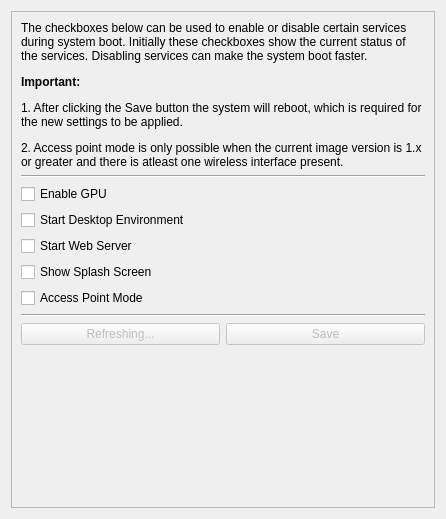
Tinkerforge/brickv, file src/brickv/plugin_system/plugins/red/ui/red_tab_settings_services.ui: the form before one commit.
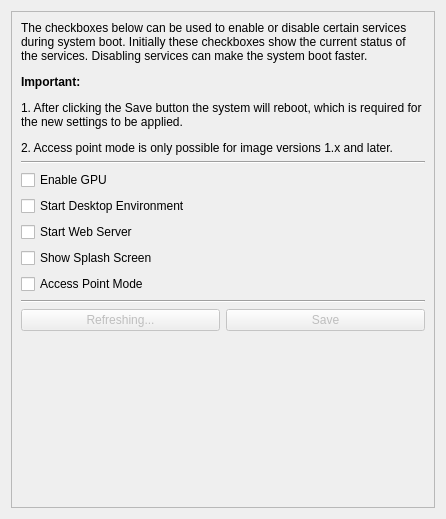
The form after the commit.

Commit message: red-brick: Access point feature GUI info label fixes and access point related script changes.

```diff
--- a/src/brickv/plugin_system/plugins/red/ui/red_tab_settings_services.ui
+++ b/src/brickv/plugin_system/plugins/red/ui/red_tab_settings_services.ui
@@ -62,7 +62,7 @@
          <item row="0" column="0">
           <widget class="QLabel" name="label_info">
            <property name="text">
-            <string>&lt;html&gt;&lt;head/&gt;&lt;body&gt;&lt;p&gt;The checkboxes below can be used to enable or disable certain services during system boot. Initially these checkboxes show the current status of the services. Disabling services can make the system boot faster.&lt;/p&gt;&lt;p&gt;&lt;span style=&quot; font-weight:600;&quot;&gt;Important:&lt;/span&gt;&lt;/p&gt;&lt;p&gt;1. After clicking the Save button the system will reboot, which is required for the new settings to be applied.&lt;/p&gt;&lt;p&gt;2. Access point mode is only possible when the current image version is 1.x or greater and there is atleast one wireless interface present.&lt;/p&gt;&lt;/body&gt;&lt;/html&gt;</string>
+            <string>&lt;html&gt;&lt;head/&gt;&lt;body&gt;&lt;p&gt;The checkboxes below can be used to enable or disable certain services during system boot. Initially these checkboxes show the current status of the services. Disabling services can make the system boot faster.&lt;/p&gt;&lt;p&gt;&lt;span style=&quot; font-weight:600;&quot;&gt;Important:&lt;/span&gt;&lt;/p&gt;&lt;p&gt;1. After clicking the Save button the system will reboot, which is required for the new settings to be applied.&lt;/p&gt;&lt;p&gt;2. Access point mode is only possible for image versions 1.x and later.&lt;/p&gt;&lt;/body&gt;&lt;/html&gt;</string>
            </property>
            <property name="alignment">
             <set>Qt::AlignLeading|Qt::AlignLeft|Qt::AlignTop</set>
```
The commit also changes 5 other files.
